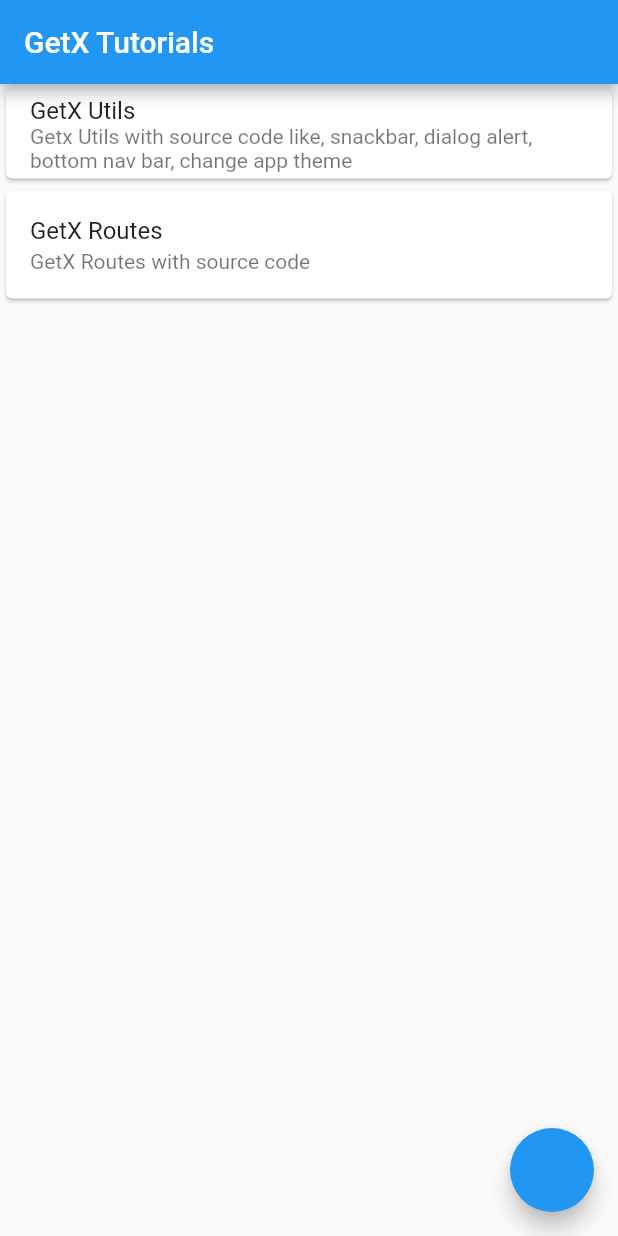
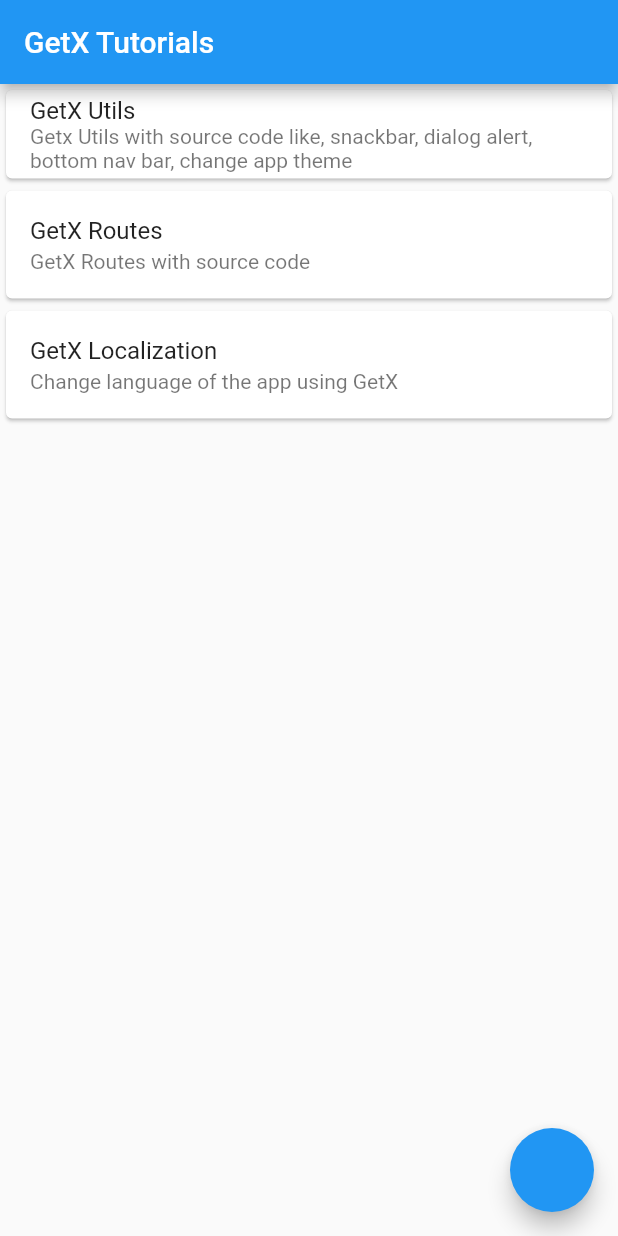
Before and after one commit to axiftaj/Flutter-GetX-Tutorial, a Flutter app: the screen it shows after launch, on a phone screen of 412 x 824 dp. Run offline on Flutter 3.47's test engine with Material 2 defaults, Android fonts, the phone set to English and light mode, and no system bars; our stand-ins replace get.

Commit message:
get localization added

```diff
--- /dev/null
+++ b/lib/getx_localization/languages.dart
@@ -0,0 +1,16 @@
+import 'package:get/get_navigation/src/root/internacionalization.dart';
+
+class Languages extends Translations {
+
+  @override
+  Map<String, Map<String, String>> get keys => {
+        'ur_PK': {
+          'message': 'آپ کا نام کیا ہے؟',
+          'name': 'آصف تاج',
+        },
+        'en_US': {
+          'message': 'My name is?',
+          'name': 'Asif Taj',
+        },
+      };
+}
--- a/lib/home_screen.dart
+++ b/lib/home_screen.dart
@@ -4,6 +4,8 @@ import 'package:flutter/material.dart';
 import 'package:get/get.dart';
 import 'package:getx/getx_routes/getx_routes_screen.dart';
 import 'package:getx/getx_utils/getx_utils_screen.dart';
+
+import 'getx_localization/get_localization_screen.dart';
 
 
 class HomeScreen extends StatefulWidget {
@@ -40,6 +42,15 @@ class _HomeScreenState extends State<HomeScreen> {
               subtitle: const Text('GetX Routes with source code '),
             ),
           ),
+          Card(
+            child: ListTile(
+              onTap: (){
+                Get.to(const GetXLocalizationScreen());
+              },
+              title: const Text('GetX Localization'),
+              subtitle: const Text('Change language of the app using GetX'),
+            ),
+          ),
 
 
 
--- a/lib/main.dart
+++ b/lib/main.dart
@@ -1,5 +1,6 @@
 import 'package:flutter/material.dart';
 import 'package:get/get.dart';
+import 'package:getx/getx_localization/languages.dart';
 import 'package:getx/getx_routes/screen_one.dart';
 import 'package:getx/getx_routes/screen_two.dart';
 import 'package:getx/home_screen.dart';
@@ -14,12 +15,20 @@ class MyApp extends StatelessWidget {
   // This widget is the root of your application.
   @override
   Widget build(BuildContext context) {
+
     return GetMaterialApp(
       title: 'Flutter Demo',
+      translations: Languages(),
+      // this were you will give your local, like if its hindi, urdu, spanish
+      locale: Locale('en', 'US'),
+      fallbackLocale:  Locale('en', 'US'),
       theme: ThemeData(
         primarySwatch: Colors.blue,
       ),
-      home: const HomeScreen(),
+      home: Builder(
+          builder: (context){
+            return  HomeScreen();
+      }),
       getPages: [
         GetPage(name: '/', page: () => HomeScreen()),
         GetPage(name: '/screen1', page: () => ScreenOne(name: '')),
```
Also changed, not shown: lib/getx_localization/get_localization_screen.dart (added, +57 -0 lines).
